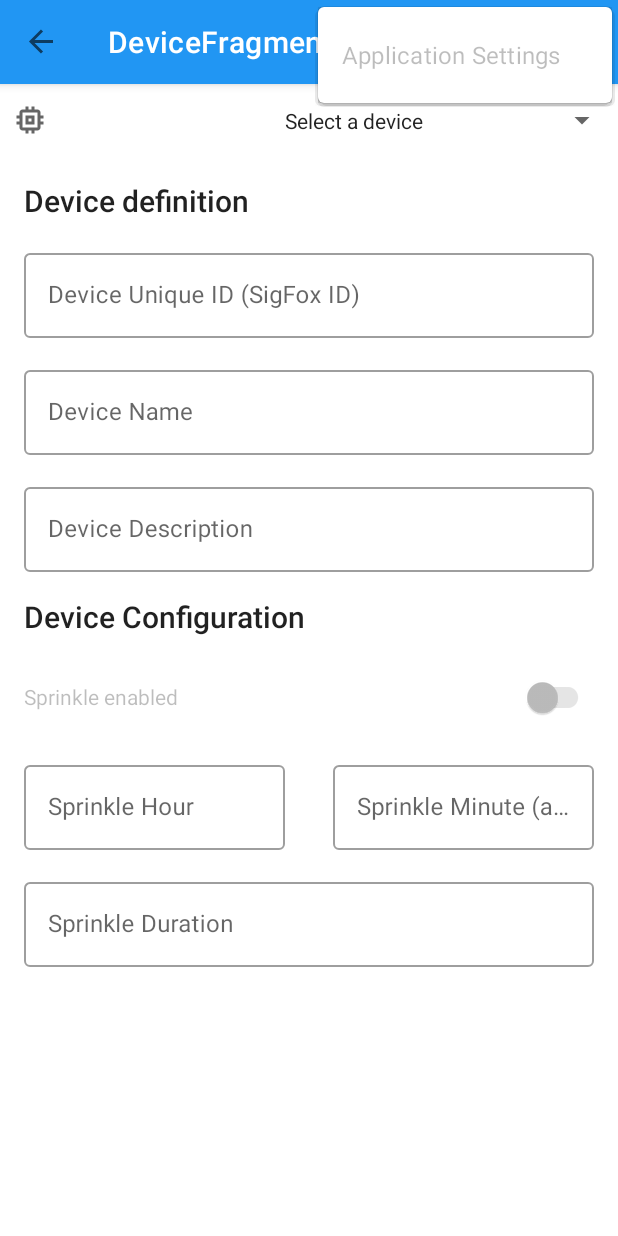
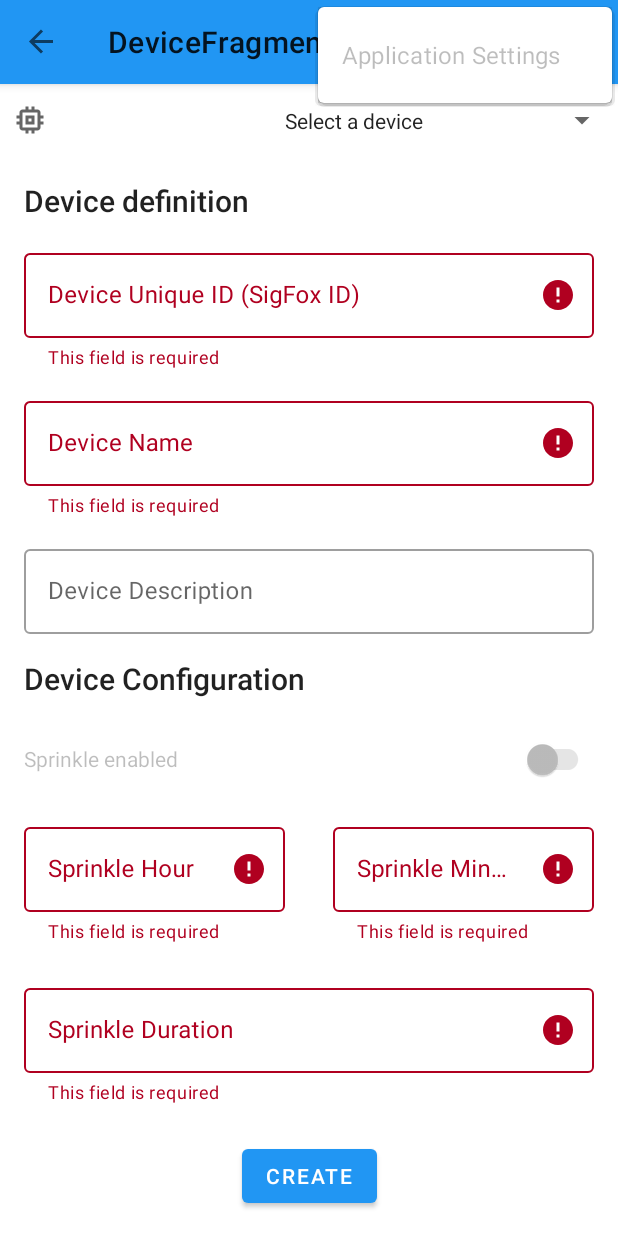
Before and after one commit to skichrome/MyGarden, an Android app: the DeviceFragment screen opened through its navigation route, in the options menu, after a tap on "Application Settings", on a phone screen of 412 x 824 dp. Run offline under Robolectric (Android 15) with nearby library versions, the phone set to English and light mode, and no system bars; our stand-ins replace Room's generated code, Timber, data binding, navigation-ui; libraries missing offline, so code that uses them is left out: com.github.mikephil.charting; 3 statements that could not run were skipped.

Commit message:
feat: Ajout du visuel pour créer / mettre à jour un appareil et sa configuration. feat: Ajout de la vérification de la validité des champs pour la création / l'édition d'un appareil. feat: les icônes de la toolbar sont affcihées / masquées selon l'écran.

```diff
--- a/app/build.gradle
+++ b/app/build.gradle
@@ -53,7 +53,7 @@ android {
             signingConfig signingConfigs.release
         }
         debug {
-            versionNameSuffix 'debug'
+            versionNameSuffix '-debug'
             applicationIdSuffix '.debug'
         }
     }
--- a/app/src/main/java/fr/skichrome/garden/device/DeviceFragment.kt
+++ b/app/src/main/java/fr/skichrome/garden/device/DeviceFragment.kt
@@ -2,12 +2,15 @@ package fr.skichrome.garden.device
 
 import android.view.View
 import android.widget.AdapterView
+import android.widget.Toast
+import androidx.annotation.StringRes
+import androidx.core.widget.doAfterTextChanged
 import fr.skichrome.garden.R
 import fr.skichrome.garden.databinding.FragmentDeviceBinding
 import fr.skichrome.garden.home.HomeSpinnerAdapter
 import fr.skichrome.garden.model.local.Device
-import fr.skichrome.garden.util.AppEventObserver
-import fr.skichrome.garden.util.BaseFragment
+import fr.skichrome.garden.model.local.DeviceConfiguration
+import fr.skichrome.garden.util.*
 import org.koin.androidx.viewmodel.ext.android.viewModel
 import timber.log.Timber
 
@@ -20,6 +23,7 @@ class DeviceFragment : BaseFragment<FragmentDeviceBinding>(R.layout.fragment_dev
     private val deviceViewModel: DeviceViewModel by viewModel()
 
     private var spinnerAdapter: HomeSpinnerAdapter? = null
+    private var deviceEditedId: Long? = null
 
     // ===================================
     //         Superclass Methods
@@ -28,11 +32,17 @@ class DeviceFragment : BaseFragment<FragmentDeviceBinding>(R.layout.fragment_dev
     override fun onBindingReady()
     {
         configureViewModel()
+        configureUI()
+        configureValidateBtn()
     }
 
     override fun onDestroyView()
     {
         spinnerAdapter = null
+        findToolbar()?.menu?.findItem(R.id.fragment_device_new_device)?.apply {
+            isVisible = false
+            setOnMenuItemClickListener(null)
+        }
         super.onDestroyView()
     }
 
@@ -44,8 +54,38 @@ class DeviceFragment : BaseFragment<FragmentDeviceBinding>(R.layout.fragment_dev
     {
         deviceViewModel.errorMsgRef.observe(viewLifecycleOwner, AppEventObserver { showSnackBar(it) })
         deviceViewModel.devices.observe(viewLifecycleOwner) { updateSpinner(it) }
-        deviceViewModel.currentDevice.observe(viewLifecycleOwner, { binding.device = it })
+        deviceViewModel.currentDevice.observe(viewLifecycleOwner, {
+            deviceEditedId = it?.id
+            @StringRes val btnText =
+                if (deviceEditedId == null) R.string.fragment_device_btn_creation_text else R.string.fragment_device_btn_update_text
+            binding.fragmentDeviceValidateBtn.setText(btnText)
+            binding.device = it
+        })
         deviceViewModel.currentDeviceConfiguration.observe(viewLifecycleOwner, { binding.deviceConfiguration = it })
+    }
+
+    private fun configureUI(): Unit = with(binding) {
+        fragmentDeviceUniqueIdText.doAfterTextChanged { fragmentDeviceUniqueIdLayout.error = null }
+        fragmentDeviceNameText.doAfterTextChanged { fragmentDeviceNameLayout.error = null }
+        fragmentDeviceSprinkleHourText.doAfterTextChanged { fragmentDeviceSprinkleHourLayout.error = null }
+        fragmentDeviceSprinkleMinuteText.doAfterTextChanged { fragmentDeviceSprinkleMinuteLayout.error = null }
+        fragmentDeviceSprinkleDurationText.doAfterTextChanged { fragmentDeviceSprinkleDurationLayout.error = null }
+
+        findToolbar()?.menu?.findItem(R.id.fragment_device_new_device)?.apply {
+            isVisible = true
+            setOnMenuItemClickListener {
+                deviceViewModel.setCurrentDevice(null)
+                return@setOnMenuItemClickListener true
+            }
+        }
+    }
+
+    private fun configureValidateBtn()
+    {
+        binding.fragmentDeviceValidateBtn.setOnClickListener {
+            if (validateInputFields())
+                saveChanges()
+        }
     }
 
     private fun updateSpinner(devices: List<Device>)
@@ -65,10 +105,42 @@ class DeviceFragment : BaseFragment<FragmentDeviceBinding>(R.layout.fragment_dev
                 deviceViewModel.setCurrentDevice(selectedDevice)
             }
 
-            override fun onNothingSelected(parent: AdapterView<*>?)
-            {
+            override fun onNothingSelected(parent: AdapterView<*>?) =
                 Timber.i("[fragmentHomeSpinnerDevices] - OnNothingSelected called")
-            }
         }
     }
+
+    // --- Input validation --- //
+
+    private fun validateInputFields(): Boolean = with(binding) {
+        // Device
+        val areDeviceValid = fragmentDeviceUniqueIdLayout.setErrorIfNoText()
+            .and(fragmentDeviceNameLayout.setErrorIfNoText())
+
+        // DeviceConfiguration
+        val areDeviceConfValid = fragmentDeviceSprinkleHourLayout.setErrorIfNoTextAndNotNumber()
+            .and(fragmentDeviceSprinkleMinuteLayout.setErrorIfNoTextAndNotNumber())
+            .and(fragmentDeviceSprinkleDurationLayout.setErrorIfNoTextAndNotNumber())
+
+        return areDeviceValid.and(areDeviceConfValid)
+    }
+
+    private fun saveChanges()
+    {
+        Toast.makeText(context, "[DEV] Fields valid - (${deviceEditedId?.let { "Edition" } ?: "Creation"})", Toast.LENGTH_SHORT).show()
+
+        val device = Device(
+            id = deviceEditedId ?: 0L,
+            deviceId = binding.fragmentDeviceUniqueIdText.text.toString(),
+            name = binding.fragmentDeviceNameText.text.toString(),
+            description = binding.fragmentDeviceDescriptionText.text?.toString()
+        )
+
+        val deviceConfiguration = DeviceConfiguration(
+            id = deviceEditedId ?: 0L,
+            startTimeHour = binding.fragmentDeviceSprinkleHourText.text.toString().toInt(),
+            startTimeMin = binding.fragmentDeviceSprinkleMinuteText.text.toString().toInt(),
+            duration = binding.fragmentDeviceSprinkleDurationText.text.toString().toInt()
+        )
+    }
 }
--- a/app/src/main/java/fr/skichrome/garden/home/HomeFragment.kt
+++ b/app/src/main/java/fr/skichrome/garden/home/HomeFragment.kt
@@ -23,6 +23,7 @@ import fr.skichrome.garden.model.local.Device
 import fr.skichrome.garden.model.local.DeviceData
 import fr.skichrome.garden.util.AppEventObserver
 import fr.skichrome.garden.util.BaseFragment
+import fr.skichrome.garden.util.findToolbar
 import org.koin.androidx.viewmodel.ext.android.viewModel
 import timber.log.Timber
 import java.util.*
@@ -46,6 +47,7 @@ class HomeFragment : BaseFragment<FragmentHomeBinding>(R.layout.fragment_home)
 
     override fun onBindingReady()
     {
+        findToolbar()?.menu?.findItem(R.id.action_global_deviceFragment)?.isVisible = true
         configureViewModel()
         configureDatePickers()
     }
@@ -53,6 +55,7 @@ class HomeFragment : BaseFragment<FragmentHomeBinding>(R.layout.fragment_home)
     override fun onDestroyView()
     {
         spinnerAdapter = null
+        findToolbar()?.menu?.findItem(R.id.action_global_deviceFragment)?.isVisible = false
         super.onDestroyView()
     }
 
--- /dev/null
+++ b/app/src/main/java/fr/skichrome/garden/util/Extensions.kt
@@ -0,0 +1,34 @@
+package fr.skichrome.garden.util
+
+import androidx.appcompat.widget.Toolbar
+import androidx.fragment.app.Fragment
+import com.google.android.material.textfield.TextInputLayout
+import fr.skichrome.garden.R
+import fr.skichrome.garden.main.MainActivity
+
+fun Fragment.findToolbar(): Toolbar? = when (activity)
+{
+    is MainActivity -> requireActivity().findViewById(R.id.activityMainToolbar)
+    else -> null
+}
+
+fun TextInputLayout.setErrorIfNoText(): Boolean
+{
+    val isEmpty = editText?.text.isNullOrEmpty()
+    error = if (isEmpty) context.getString(R.string.extensions_tv_error_no_text) else null
+    return !isEmpty
+}
+
+fun TextInputLayout.setErrorIfNoTextAndNotNumber(): Boolean
+{
+    val isEmpty = editText?.text.isNullOrEmpty()
+    error = if (isEmpty) context.getString(R.string.extensions_tv_error_no_text) else null
+
+    if (isEmpty)
+        return false
+
+    val isNaN = editText?.text.toString().toIntOrNull()
+    error = if (isNaN == null) context.getString(R.string.extensions_tv_error_not_a_number) else null
+
+    return isEmpty.not().and(isNaN != null)
+}
--- /dev/null
+++ b/app/src/main/res/drawable/ic_outline_add_24.xml
@@ -0,0 +1,11 @@
+<vector
+    xmlns:android="http://schemas.android.com/apk/res/android"
+    android:width="24dp"
+    android:height="24dp"
+    android:tint="?attr/colorControlNormal"
+    android:viewportWidth="24"
+    android:viewportHeight="24">
+    <path
+        android:fillColor="@android:color/white"
+        android:pathData="M19,13h-6v6h-2v-6H5v-2h6V5h2v6h6v2z" />
+</vector>
--- a/app/src/main/res/layout/activity_main.xml
+++ b/app/src/main/res/layout/activity_main.xml
@@ -18,14 +18,12 @@
             app:layout_constraintStart_toStartOf="parent"
             app:layout_constraintTop_toTopOf="parent">
 
-            <androidx.appcompat.widget.Toolbar
+            <com.google.android.material.appbar.MaterialToolbar
                 android:id="@+id/activityMainToolbar"
                 android:layout_width="match_parent"
                 android:layout_height="match_parent"
-                android:background="?attr/colorPrimary"
                 app:menu="@menu/activity_main_overflow_menu"
-                app:title="@string/app_name"
-                app:titleTextColor="?attr/colorOnPrimary" />
+                app:title="@string/app_name" />
         </com.google.android.material.appbar.AppBarLayout>
 
         <androidx.fragment.app.FragmentContainerView
--- a/app/src/main/res/layout/fragment_device.xml
+++ b/app/src/main/res/layout/fragment_device.xml
@@ -15,9 +15,14 @@
             type="fr.skichrome.garden.model.local.DeviceConfiguration" />
     </data>
 
+    <ScrollView
+        android:layout_width="match_parent"
+        android:layout_height="match_parent"
+        android:fillViewport="true">
+
         <androidx.constraintlayout.widget.ConstraintLayout
             android:layout_width="match_parent"
-        android:layout_height="match_parent">
+            android:layout_height="wrap_content">
 
             <androidx.appcompat.widget.AppCompatSpinner
                 android:id="@+id/fragmentDeviceSpinnerDevices"
@@ -184,8 +189,10 @@
                 android:layout_height="wrap_content"
                 android:layout_marginHorizontal="16dp"
                 android:layout_marginTop="16dp"
+                android:layout_marginBottom="16dp"
                 android:hint="@string/fragment_device_duration_hint"
                 android:importantForAutofill="no"
+                app:layout_constraintBottom_toTopOf="@+id/fragmentDeviceValidateBtn"
                 app:layout_constraintEnd_toEndOf="parent"
                 app:layout_constraintStart_toStartOf="parent"
                 app:layout_constraintTop_toBottomOf="@+id/fragmentDeviceSprinkleHourLayout"
@@ -199,5 +206,17 @@
                     android:text='@{deviceConfiguration != null ? String.valueOf(deviceConfiguration.duration) : ""}'
                     tools:text="10" />
             </com.google.android.material.textfield.TextInputLayout>
+
+            <com.google.android.material.button.MaterialButton
+                android:id="@+id/fragmentDeviceValidateBtn"
+                android:layout_width="wrap_content"
+                android:layout_height="wrap_content"
+                android:layout_marginHorizontal="16dp"
+                android:layout_marginBottom="16dp"
+                app:layout_constraintBottom_toBottomOf="parent"
+                app:layout_constraintEnd_toEndOf="parent"
+                app:layout_constraintStart_toStartOf="parent"
+                tools:text="Save/update" />
         </androidx.constraintlayout.widget.ConstraintLayout>
+    </ScrollView>
 </layout>
--- a/app/src/main/res/menu/activity_main_overflow_menu.xml
+++ b/app/src/main/res/menu/activity_main_overflow_menu.xml
@@ -2,14 +2,25 @@
 
 <menu
     xmlns:android="http://schemas.android.com/apk/res/android"
-    xmlns:app="http://schemas.android.com/apk/res-auto">
+    xmlns:app="http://schemas.android.com/apk/res-auto"
+    xmlns:tools="http://schemas.android.com/tools">
 
     <group android:id="@+id/overflowGroup1">
         <item
             android:id="@+id/action_global_deviceFragment"
             android:icon="@drawable/ic_outline_settings_remote_24"
             android:title="@string/overflow_menu_device_configuration"
-            app:showAsAction="ifRoom" />
+            android:visible="false"
+            app:showAsAction="ifRoom"
+            tools:visible="true" />
+
+        <item
+            android:id="@+id/fragment_device_new_device"
+            android:icon="@drawable/ic_outline_add_24"
+            android:title="@string/overflow_menu_new_device"
+            android:visible="false"
+            app:showAsAction="ifRoom"
+            tools:visible="true" />
     </group>
 
     <group android:id="@+id/overflowGroup2">
--- a/app/src/main/res/values-night/themes.xml
+++ b/app/src/main/res/values-night/themes.xml
@@ -13,6 +13,5 @@
         <item name="colorOnSecondary">@color/black</item>
         <!-- Status bar color. -->
         <item name="android:statusBarColor" tools:targetApi="l">?attr/colorPrimaryVariant</item>
-        <!-- Customize your theme here. -->
     </style>
 </resources>
--- a/app/src/main/res/values/strings.xml
+++ b/app/src/main/res/values/strings.xml
@@ -3,8 +3,13 @@
 <resources>
     <string name="app_name">My Garden</string>
 
+    <!-- Extensions -->
+    <string name="extensions_tv_error_no_text">This field is required</string>
+    <string name="extensions_tv_error_not_a_number">Please enter a number here</string>
+
     <!-- Activity Main -->
     <string name="overflow_menu_device_configuration">Device configuration</string>
+    <string name="overflow_menu_new_device">Create new device</string>
     <string name="overflow_menu_settings">Application Settings</string>
 
     <!-- Home Fragment -->
@@ -30,6 +35,8 @@
     <string name="fragment_device_hour_hint">Sprinkle Hour</string>
     <string name="fragment_device_minute_hint">Sprinkle Minute (approx.)</string>
     <string name="fragment_device_duration_hint">Sprinkle Duration</string>
+    <string name="fragment_device_btn_creation_text">Create</string>
+    <string name="fragment_device_btn_update_text">Update</string>
     <string name="view_model_device_load_device_error">An error occurred when trying to load the device</string>
     <string name="view_model_device_load_device_conf_error">An error occurred when trying to load the device configuration</string>
 </resources>
--- a/app/src/main/res/values/themes.xml
+++ b/app/src/main/res/values/themes.xml
@@ -13,6 +13,5 @@
         <item name="colorOnSecondary">@color/black</item>
         <!-- Status bar color. -->
         <item name="android:statusBarColor" tools:targetApi="l">?attr/colorPrimaryVariant</item>
-        <!-- Customize your theme here. -->
     </style>
 </resources>
```
Also changed, not shown: 1 other file. Lines whose indentation alone changed are shown as unchanged.
